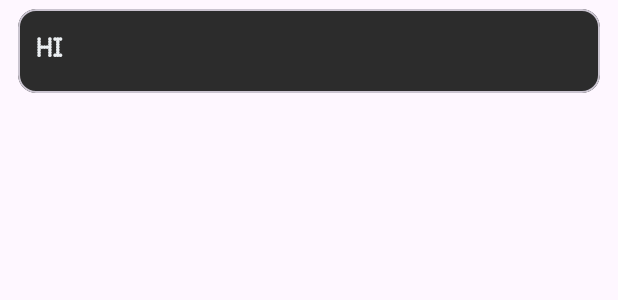
After one commit to Cyrus-Gahatraj/Noth-Calculator, an Android app: the layout item_history_group.xml on its own in the app's theme, with its tools: preview values and no code run, on a phone screen of 412 x 824 dp. The commit adds this screen. Shown: the top 300 px of the screen. Run offline under Robolectric (Android 15) with nearby library versions, the phone set to English and light mode, and no system bars.

Commit message:
Grouping in History

```diff
--- a/app/src/main/java/com/example/nothcalculator/CalculationAdapter.kt
+++ b/app/src/main/java/com/example/nothcalculator/CalculationAdapter.kt
@@ -11,12 +11,10 @@ class CalculationAdapter(private val listOfCalculation: MutableList<CalculationH
 
 
     class ViewHolder(view: View) : RecyclerView.ViewHolder(view) {
-        val dateHeader: TextView
         val expression: TextView
         val result: TextView
 
         init {
-            dateHeader = view.findViewById(R.id.dateHeader)
             expression = view.findViewById(R.id.expressionText)
             result = view.findViewById(R.id.resultText)
         }
@@ -32,8 +30,6 @@ class CalculationAdapter(private val listOfCalculation: MutableList<CalculationH
     override fun onBindViewHolder(viewHolder: ViewHolder, position: Int) {
         val calculation = listOfCalculation[position]
 
-        // If you later group by date, dateHeader should only be shown once per day
-        viewHolder.dateHeader.text = calculation.date
         viewHolder.expression.text = calculation.expression
         viewHolder.result.text = calculation.result
     }
--- a/app/src/main/java/com/example/nothcalculator/CalculationHistory.kt
+++ b/app/src/main/java/com/example/nothcalculator/CalculationHistory.kt
@@ -1,5 +1,9 @@
 package com.example.nothcalculator
 
+import java.text.SimpleDateFormat
+import java.util.*
+
+@Suppress("NULLABILITY_MISMATCH_BASED_ON_JAVA_ANNOTATIONS")
 data class CalculationHistory(
     var expression: String,
     var result: String,
--- /dev/null
+++ b/app/src/main/java/com/example/nothcalculator/HistoryGroup.kt
@@ -0,0 +1,6 @@
+package com.example.nothcalculator
+
+data class HistoryGroup(
+    val date: String,
+    val calculations: List<CalculationHistory>
+)
--- /dev/null
+++ b/app/src/main/res/layout/item_history_group.xml
@@ -0,0 +1,36 @@
+<com.google.android.material.card.MaterialCardView
+    xmlns:android="http://schemas.android.com/apk/res/android"
+    android:layout_width="match_parent"
+    android:layout_height="wrap_content"
+    android:layout_marginHorizontal="12dp"
+    android:layout_marginVertical="6dp"
+    android:backgroundTint="@color/grey">
+
+    <LinearLayout
+        android:layout_width="match_parent"
+        android:layout_height="wrap_content"
+        android:orientation="vertical"
+        android:padding="12dp">
+
+        <!-- Date Header -->
+        <TextView
+            android:id="@+id/dateHeader"
+            android:layout_width="wrap_content"
+            android:layout_height="wrap_content"
+            android:layout_marginBottom="8dp"
+            android:fontFamily="@font/ndot"
+            android:text="hi"
+            android:textColor="@color/white"
+            android:textSize="18sp"
+            android:textStyle="bold" />
+
+        <!-- Nested RecyclerView for calculations -->
+        <androidx.recyclerview.widget.RecyclerView
+            android:id="@+id/calculationList"
+            android:layout_width="match_parent"
+            android:layout_height="wrap_content"
+            android:overScrollMode="never"
+            android:nestedScrollingEnabled="false"/>
+
+    </LinearLayout>
+</com.google.android.material.card.MaterialCardView>
```
Also changed, not shown: app/src/main/java/com/example/nothcalculator/CalculationGroupAdapter.kt (added, +39 -0 lines), app/src/main/java/com/example/nothcalculator/History.kt (+11 -23 lines), app/src/main/res/layout/history_layout.xml (+8 -28 lines).
